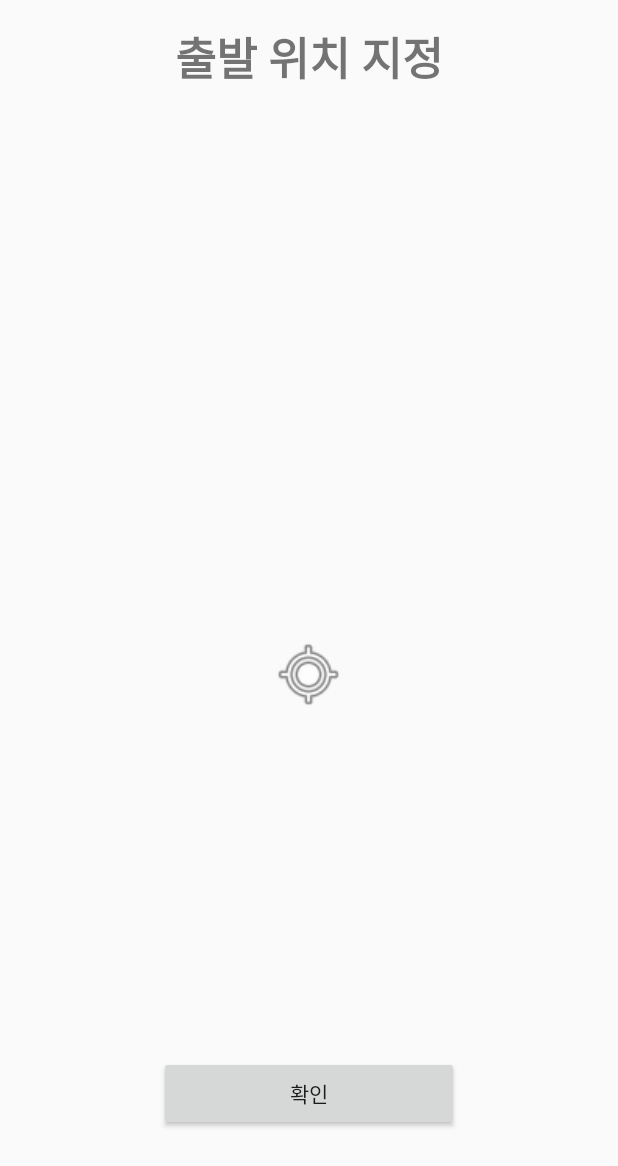
After one commit to 2020Hanium/WeMeetNow_Android, an Android app: the SetMyLocationActivity screen opened directly, with no data from a screen before it, on a phone screen of 412 x 824 dp. The commit adds this screen. Shown: the top 1166 px of the screen. Run offline under Robolectric (Android 15) with nearby library versions, the light colour scheme and no system bars; libraries missing offline, so code that uses them is left out: com.skt, io.socket.emitter; 3 statements that could not run were skipped.

Commit message:
출발 위치 지정 - SetMyLocationActivity 추가 *현재 위치 표시 보류 파티 개설 - 파티 개설 성공 후 출발 위치 지정으로 메인 - 파티 초대 확인 후 출발 위치 지정으로

```diff
--- a/app/src/main/AndroidManifest.xml
+++ b/app/src/main/AndroidManifest.xml
@@ -27,6 +27,7 @@
         <activity android:name=".view.JoinActivity" />
         <activity android:name=".view.AddFriendActivity" />
         <activity android:name=".view.AddPartyActivity" />
+        <activity android:name=".view.SetMyLocationActivity" />
     </application>
 
 </manifest>
--- a/app/src/main/java/hanium/android/wemeetnow/view/MainActivity.java
+++ b/app/src/main/java/hanium/android/wemeetnow/view/MainActivity.java
@@ -330,7 +330,11 @@ public class MainActivity extends AppCompatActivity {
         builder.setTitle("파티 초대").setMessage(head + "님에게 " + party_name + " 파티 초대가 도착했습니다.");
 
         builder.setPositiveButton("확인", (dialog, id) -> {
-
+            Intent intent = new Intent(MainActivity.this, SetMyLocationActivity.class);
+            intent.putExtra("totalCount", totalCount);
+            intent.putExtra("head", head);
+            intent.putExtra("partyName", party_name);
+            startActivity(intent);
         });
 
         if(!((Activity) MainActivity.this).isFinishing())
--- /dev/null
+++ b/app/src/main/java/hanium/android/wemeetnow/view/SetMyLocationActivity.java
@@ -0,0 +1,80 @@
+package hanium.android.wemeetnow.view;
+
+import android.content.Intent;
+import android.location.Location;
+import android.os.Bundle;
+import android.util.Log;
+import android.widget.Button;
+import android.widget.RelativeLayout;
+
+import androidx.appcompat.app.AppCompatActivity;
+
+import com.skt.Tmap.TMapGpsManager;
+import com.skt.Tmap.TMapPoint;
+import com.skt.Tmap.TMapView;
+
+import org.json.JSONException;
+import org.json.JSONObject;
+
+import hanium.android.MyApplication;
+import hanium.android.wemeetnow.R;
+import io.socket.emitter.Emitter;
+
+public class SetMyLocationActivity extends AppCompatActivity implements TMapGpsManager.onLocationChangedCallback {
+
+    private TMapView tmapview;
+
+    @Override
+    protected void onCreate(Bundle savedInstanceState) {
+        super.onCreate(savedInstanceState);
+        setContentView(R.layout.activity_set_my_location);
+
+        setMapView();
+        setButton();
+
+    }
+
+    @Override
+    public void onLocationChange(Location location) {
+        TMapGpsManager gps = new TMapGpsManager(this);
+        TMapPoint point = gps.getLocation();
+        tmapview.setCenterPoint(point.getLongitude(), point.getLatitude());
+    }
+
+    private void setMapView() {
+        tmapview = new TMapView(this);
+        tmapview.setSKTMapApiKey(getString(R.string.tmap_app_key));
+
+        RelativeLayout rl_tmap = findViewById(R.id.rl_tmap);
+        rl_tmap.addView(tmapview);
+    }
+
+    private void setButton() {
+        Button button = findViewById(R.id.btn_ok);
+        button.setOnClickListener(view -> {
+            JSONObject obj = new JSONObject();
+            try {
+                Intent intent = getIntent();
+                obj.put("total_partyCount", intent.getIntExtra("totalCount", 0));
+
+                TMapPoint point = tmapview.getCenterPoint();
+                obj.put("member_placelat", point.getLatitude());
+                obj.put("member_placelong", point.getLongitude());
+
+                obj.put("head", intent.getStringExtra("head"));
+                obj.put("party_name", intent.getStringExtra("partyName"));
+
+                MyApplication.socket.emit("join_party", obj);
+                MyApplication.socket.on("SUCCESS_INSERT_MEMBER", onSuccess);
+            } catch (JSONException e) {
+                e.printStackTrace();
+            }
+        });
+    }
+
+    Emitter.Listener onSuccess = args -> {
+        Log.d("socket", "MyLocation Success");
+        finish();
+    };
+
+}
--- /dev/null
+++ b/app/src/main/res/layout/activity_set_my_location.xml
@@ -0,0 +1,46 @@
+<?xml version="1.0" encoding="utf-8"?>
+<LinearLayout xmlns:android="http://schemas.android.com/apk/res/android"
+    android:layout_width="match_parent"
+    android:layout_height="match_parent"
+    android:orientation="vertical">
+
+    <TextView
+        android:layout_width="wrap_content"
+        android:layout_height="wrap_content"
+        android:text="출발 위치 지정"
+        android:textSize="30sp"
+        android:textStyle="bold"
+        android:layout_marginTop="15dp"
+        android:layout_marginBottom="15dp"
+        android:layout_gravity="center_horizontal" />
+
+    <RelativeLayout
+        android:layout_width="match_parent"
+        android:layout_height="match_parent">
+
+        <RelativeLayout
+            android:id="@+id/rl_tmap"
+            android:layout_width="match_parent"
+            android:layout_height="match_parent" />
+
+        <ImageView
+            android:id="@+id/btn_location"
+            android:layout_width="50dp"
+            android:layout_height="50dp"
+            android:layout_centerInParent="true"
+            android:src="@android:drawable/ic_menu_mylocation"
+            android:elevation="10dp"/>
+
+        <Button
+            android:id="@+id/btn_ok"
+            android:layout_width="200dp"
+            android:layout_height="50dp"
+            android:layout_marginBottom="70dp"
+            android:layout_centerHorizontal="true"
+            android:layout_alignParentBottom="true"
+            android:text="확인"
+            android:elevation="10dp"/>
+
+    </RelativeLayout>
+
+</LinearLayout>
```
Also changed, not shown: app/src/main/java/hanium/android/wemeetnow/view/AddPartyActivity.java (+18 -4 lines).
